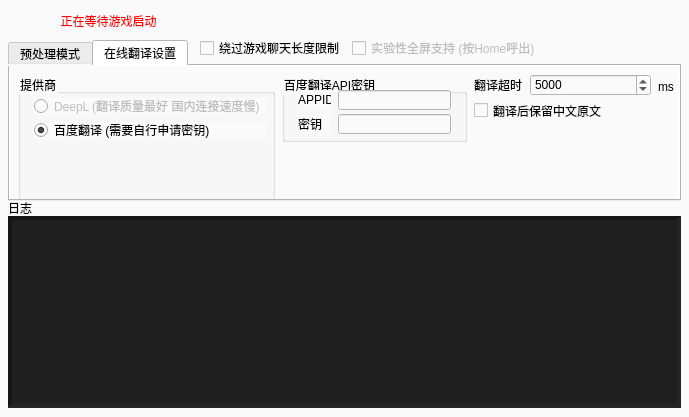
First picture: the form in BattlefieldChat/BattlefieldChat.ui, repository SakuraKoi/BattlefieldChat, before the edit.
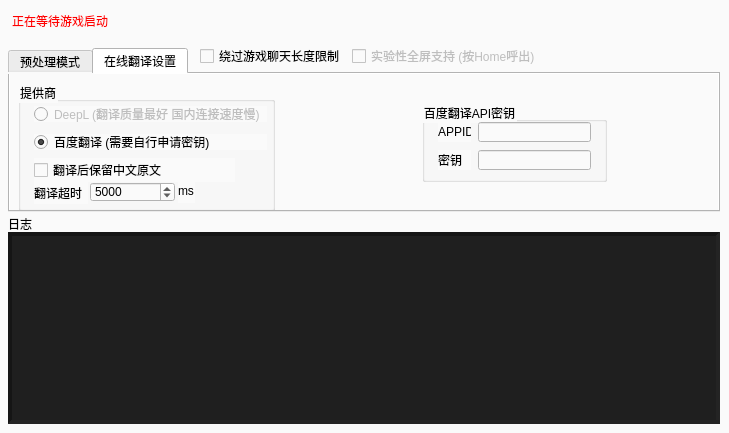
Second picture: the form after the edit. The open tabs and pages were chosen to show the change. Icons and pictures are not drawn.

Diff of the .ui file:
```diff
--- a/BattlefieldChat/BattlefieldChat.ui
+++ b/BattlefieldChat/BattlefieldChat.ui
@@ -6,8 +6,8 @@
    <rect>
     <x>0</x>
     <y>0</y>
-    <width>689</width>
-    <height>417</height>
+    <width>729</width>
+    <height>433</height>
    </rect>
   </property>
   <property name="sizePolicy">
@@ -40,8 +40,8 @@
     <property name="geometry">
      <rect>
       <x>8</x>
-      <y>200</y>
-      <width>657</width>
+      <y>216</y>
+      <width>713</width>
       <height>16</height>
      </rect>
     </property>
@@ -57,15 +57,15 @@
      <rect>
       <x>8</x>
       <y>16</y>
-      <width>673</width>
-      <height>185</height>
+      <width>713</width>
+      <height>201</height>
      </rect>
     </property>
     <widget class="QCheckBox" name="chkAllowBypassLimit">
      <property name="geometry">
       <rect>
        <x>192</x>
-       <y>24</y>
+       <y>32</y>
        <width>145</width>
        <height>16</height>
       </rect>
@@ -81,7 +81,7 @@
      <property name="geometry">
       <rect>
        <x>344</x>
-       <y>24</y>
+       <y>32</y>
        <width>185</width>
        <height>16</height>
       </rect>
@@ -94,9 +94,9 @@
      <property name="geometry">
       <rect>
        <x>0</x>
-       <y>24</y>
-       <width>673</width>
-       <height>161</height>
+       <y>32</y>
+       <width>712</width>
+       <height>164</height>
       </rect>
      </property>
      <property name="tabShape">
@@ -293,7 +293,7 @@
         <property name="geometry">
          <rect>
           <x>16</x>
-          <y>48</y>
+          <y>52</y>
           <width>233</width>
           <height>16</height>
          </rect>
@@ -305,14 +305,75 @@
          <bool>true</bool>
         </property>
        </widget>
+       <widget class="QLabel" name="label_2">
+        <property name="geometry">
+         <rect>
+          <x>160</x>
+          <y>96</y>
+          <width>17</width>
+          <height>25</height>
+         </rect>
+        </property>
+        <property name="text">
+         <string>ms</string>
+        </property>
+       </widget>
+       <widget class="QSpinBox" name="editTranslateTimeout">
+        <property name="geometry">
+         <rect>
+          <x>72</x>
+          <y>100</y>
+          <width>85</width>
+          <height>20</height>
+         </rect>
+        </property>
+        <property name="minimum">
+         <number>500</number>
+        </property>
+        <property name="maximum">
+         <number>30000</number>
+        </property>
+        <property name="singleStep">
+         <number>500</number>
+        </property>
+        <property name="value">
+         <number>5000</number>
+        </property>
+       </widget>
+       <widget class="QLabel" name="label_5">
+        <property name="geometry">
+         <rect>
+          <x>16</x>
+          <y>100</y>
+          <width>54</width>
+          <height>22</height>
+         </rect>
+        </property>
+        <property name="text">
+         <string>翻译超时</string>
+        </property>
+       </widget>
+       <widget class="QCheckBox" name="chkTranslateKeepOriginal">
+        <property name="geometry">
+         <rect>
+          <x>16</x>
+          <y>76</y>
+          <width>201</width>
+          <height>24</height>
+         </rect>
+        </property>
+        <property name="text">
+         <string>翻译后保留中文原文</string>
+        </property>
+       </widget>
       </widget>
       <widget class="QGroupBox" name="groupBox_2">
        <property name="geometry">
         <rect>
-         <x>272</x>
-         <y>8</y>
+         <x>412</x>
+         <y>28</y>
          <width>185</width>
-         <height>68</height>
+         <height>80</height>
         </rect>
        </property>
        <property name="title">
@@ -322,7 +383,7 @@
         <property name="geometry">
          <rect>
           <x>56</x>
-          <y>40</y>
+          <y>48</y>
           <width>113</width>
           <height>20</height>
          </rect>
@@ -332,7 +393,7 @@
         <property name="geometry">
          <rect>
           <x>16</x>
-          <y>16</y>
+          <y>20</y>
           <width>33</width>
           <height>20</height>
          </rect>
@@ -345,7 +406,7 @@
         <property name="geometry">
          <rect>
           <x>56</x>
-          <y>16</y>
+          <y>20</y>
           <width>113</width>
           <height>20</height>
          </rect>
@@ -355,7 +416,7 @@
         <property name="geometry">
          <rect>
           <x>16</x>
-          <y>40</y>
+          <y>48</y>
           <width>33</width>
           <height>20</height>
          </rect>
@@ -365,67 +426,6 @@
         </property>
        </widget>
       </widget>
-      <widget class="QCheckBox" name="chkTranslateKeepOriginal">
-       <property name="geometry">
-        <rect>
-         <x>464</x>
-         <y>32</y>
-         <width>201</width>
-         <height>25</height>
-        </rect>
-       </property>
-       <property name="text">
-        <string>翻译后保留中文原文</string>
-       </property>
-      </widget>
-      <widget class="QLabel" name="label_5">
-       <property name="geometry">
-        <rect>
-         <x>464</x>
-         <y>8</y>
-         <width>54</width>
-         <height>22</height>
-        </rect>
-       </property>
-       <property name="text">
-        <string>翻译超时</string>
-       </property>
-      </widget>
-      <widget class="QSpinBox" name="editTranslateTimeout">
-       <property name="geometry">
-        <rect>
-         <x>520</x>
-         <y>8</y>
-         <width>121</width>
-         <height>22</height>
-        </rect>
-       </property>
-       <property name="minimum">
-        <number>500</number>
-       </property>
-       <property name="maximum">
-        <number>30000</number>
-       </property>
-       <property name="singleStep">
-        <number>500</number>
-       </property>
-       <property name="value">
-        <number>5000</number>
-       </property>
-      </widget>
-      <widget class="QLabel" name="label_2">
-       <property name="geometry">
-        <rect>
-         <x>648</x>
-         <y>8</y>
-         <width>17</width>
-         <height>25</height>
-        </rect>
-       </property>
-       <property name="text">
-        <string>ms</string>
-       </property>
-      </widget>
      </widget>
     </widget>
    </widget>
@@ -433,8 +433,8 @@
     <property name="geometry">
      <rect>
       <x>8</x>
-      <y>216</y>
-      <width>673</width>
+      <y>232</y>
+      <width>712</width>
       <height>192</height>
      </rect>
     </property>
@@ -471,7 +471,7 @@
    <widget class="QGraphicsView" name="counterView">
     <property name="geometry">
      <rect>
-      <x>312</x>
+      <x>352</x>
       <y>8</y>
       <width>369</width>
       <height>25</height>
@@ -496,7 +496,7 @@
    <widget class="QLabel" name="lblCurrentStatus">
     <property name="geometry">
      <rect>
-      <x>8</x>
+      <x>12</x>
       <y>8</y>
       <width>201</width>
       <height>25</height>
@@ -513,7 +513,7 @@
      <enum>Qt::PlainText</enum>
     </property>
     <property name="alignment">
-     <set>Qt::AlignCenter</set>
+     <set>Qt::AlignLeading|Qt::AlignLeft|Qt::AlignVCenter</set>
     </property>
    </widget>
   </widget>
```
Left out of the diff: 5 changed lines with no effect on the pictures.
